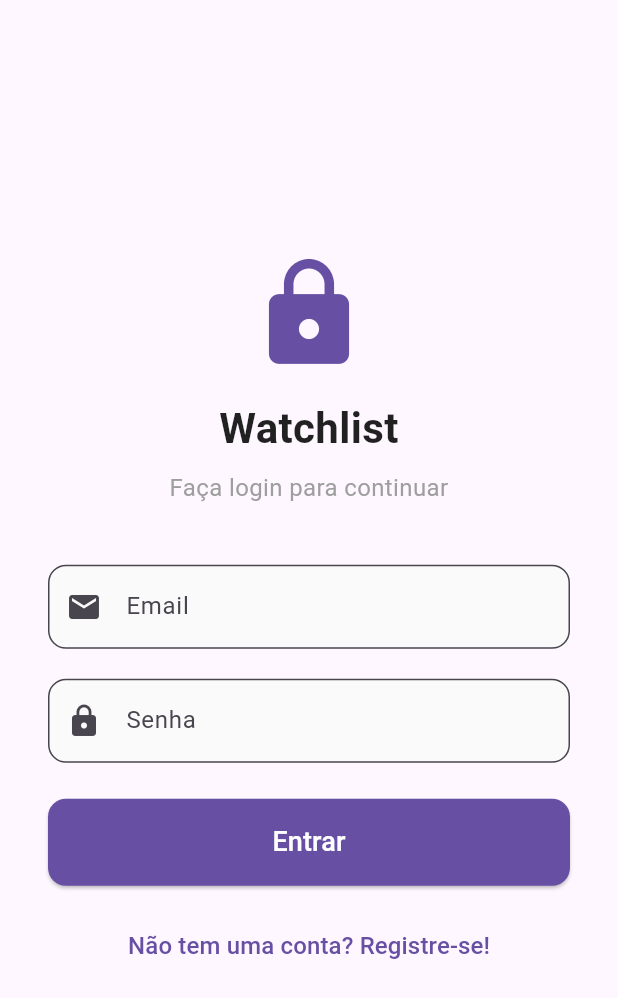
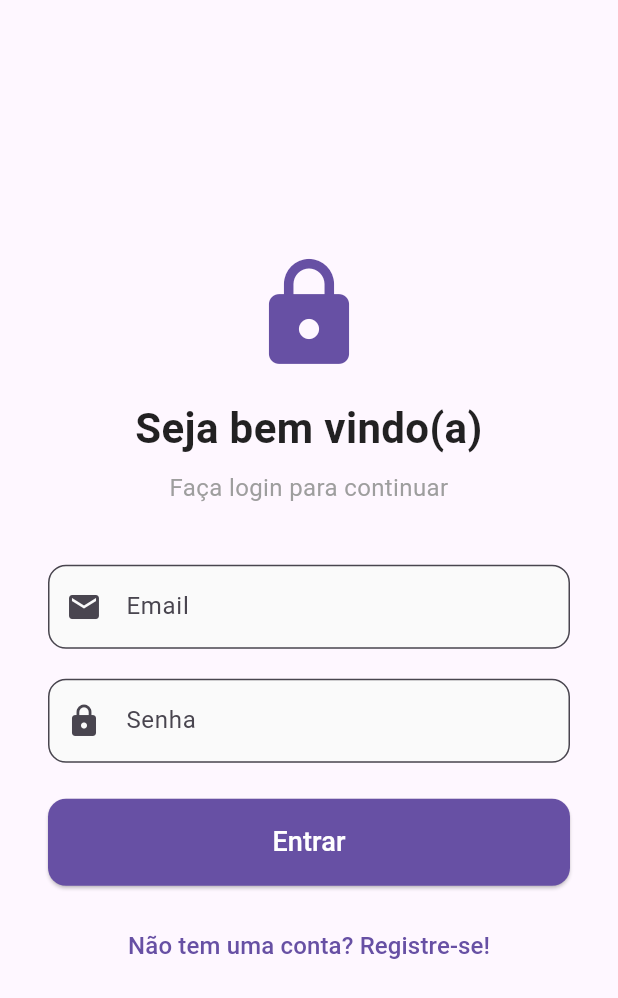
Before and after one commit to matheusborbaleal/my_watchlist_app, a Flutter app: the AuthScreen screen opened by its route, on a phone screen of 412 x 824 dp. Shown: the top 998 px of the screen. Run offline on Flutter 3.47's test engine with Material 3 defaults, Android fonts, the light colour scheme and no system bars; our stand-ins replace cloud_firestore, firebase_auth, firebase_core, geolocator; missing offline and left inert: my_auth_plugin; accounts and stored records are empty.

Commit message:
fix: changes on card titles

```diff
--- a/lib/screens/auth_screen.dart
+++ b/lib/screens/auth_screen.dart
@@ -84,7 +84,7 @@ class _AuthScreenState extends State<AuthScreen> {
                   ),
                   const SizedBox(height: 16),
                   Text(
-                    _isLogin ? 'Watchlist' : 'Crie sua conta',
+                    _isLogin ? 'Seja bem vindo(a)' : 'Crie sua conta',
                     style: const TextStyle(
                       fontSize: 28,
                       fontWeight: FontWeight.bold,
--- a/lib/screens/home_screen.dart
+++ b/lib/screens/home_screen.dart
@@ -64,7 +64,7 @@ class _HomeScreenState extends State<HomeScreen> {
       builder: (context, movieSeriesProvider, child) {
         return Scaffold(
           appBar: AppBar(
-            title: const Text('Seja bem vindo(a)!'),
+            title: const Text('Watchlist'),
             elevation: 0,
             actions: [
               IconButton(
```
